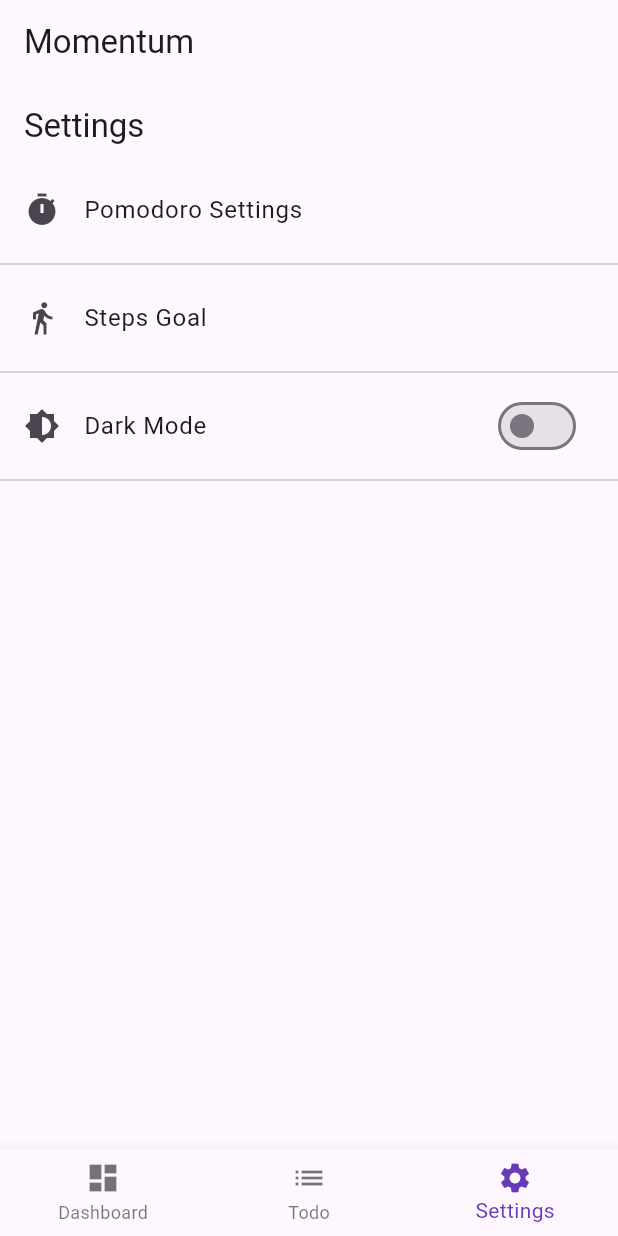
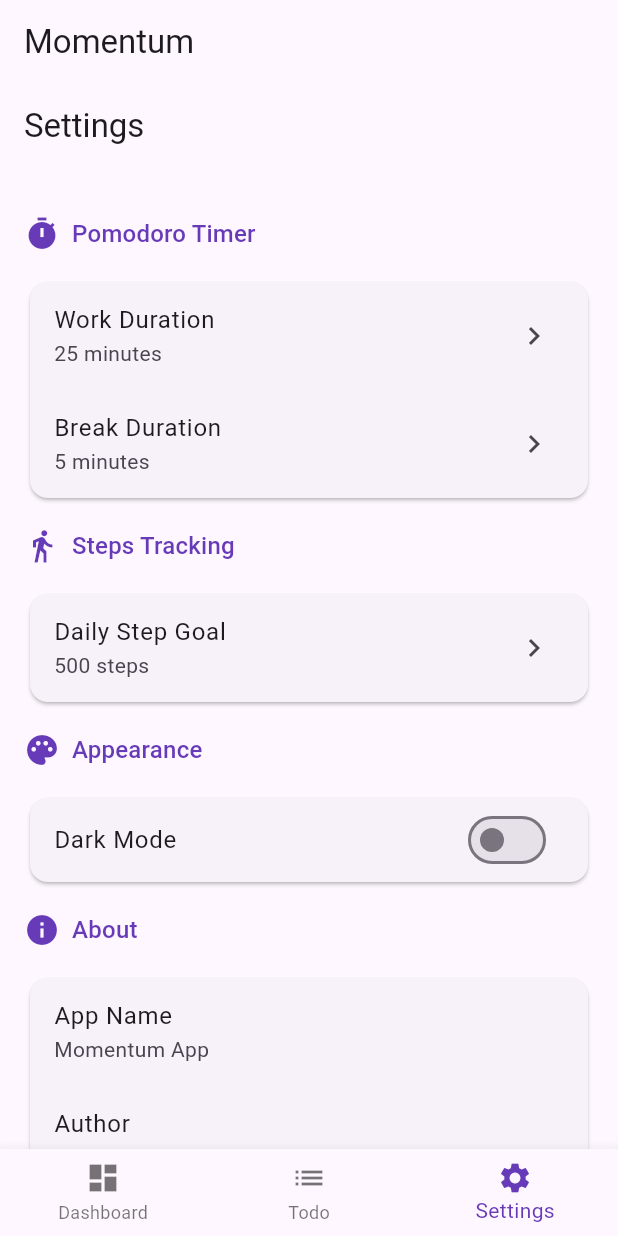
Before and after one commit to anenepeter/momentum, a Flutter app: the screen it shows after launch, item 3 of the bottom bar chosen, on a phone screen of 412 x 824 dp. Run offline on Flutter 3.47's test engine with Material 3 defaults, Android fonts, the phone set to English and light mode, and no system bars; our stand-ins replace flutter_riverpod, geolocator, pedometer, permission_handler, shared_preferences.

Commit message:
feat: Enhance SettingsView with structured sections for Pomodoro, Steps, Theme, and About; add dialogs for time and number input settings

```diff
--- a/lib/settings/settings_view.dart
+++ b/lib/settings/settings_view.dart
@@ -1,63 +1,265 @@
+// Author: Peter Anene
+
 import 'package:flutter/material.dart';
 import 'package:flutter_riverpod/flutter_riverpod.dart';
-import 'package:momentum/pomodoro/pomodoro_settings_dialog.dart'; // Import PomodoroSettingsDialog
-import 'package:momentum/steps/steps_goal_dialog.dart'; // Import StepsGoalDialog
-import 'package:momentum/theme/theme_notifier.dart'; // Import theme_notifier.dart
+import 'package:momentum/pomodoro/pomodoro_notifier.dart';
+import 'package:momentum/steps/steps_notifier.dart';
+import 'package:momentum/theme/theme_notifier.dart';
 
 class SettingsView extends ConsumerWidget {
-  const SettingsView({Key? key}) : super(key: key);
+  const SettingsView({super.key});
 
   @override
   Widget build(BuildContext context, WidgetRef ref) {
+    // Watch the providers to rebuild the widget when their state changes
+    final pomodoroState = ref.watch(pomodoroProvider);
+    final stepsState = ref.watch(stepsProvider);
+    final themeState = ref.watch(themeNotifierProvider);
+
+    // Get the notifiers to call methods that change state
+    final pomodoroNotifier = ref.read(pomodoroProvider.notifier);
+    final stepsNotifier = ref.read(stepsProvider.notifier);
+    final themeNotifier = ref.read(themeNotifierProvider.notifier);
+
     return Scaffold(
       appBar: AppBar(
         title: const Text('Settings'),
       ),
       body: ListView(
-        children: <Widget>[
-          // Pomodoro Settings
-          ListTile(
-            leading: const Icon(Icons.timer),
-            title: const Text('Pomodoro Settings'),
-            onTap: () {
-              showDialog(
-                context: context,
-                builder: (BuildContext context) {
-                  return const PomodoroSettingsDialog();
-                },
-              );
+        padding: const EdgeInsets.all(16.0),
+        children: [
+          // Pomodoro Settings Section
+          SettingsSection(
+            title: 'Pomodoro Timer',
+            icon: Icons.timer,
+            children: [
+              ListTile(
+                title: const Text('Work Duration'),
+                subtitle: Text('${pomodoroState.workTime} minutes'),
+                trailing: const Icon(Icons.chevron_right),
+                onTap: () => _showTimeSettingDialog(
+                  context,
+                  'Work Duration',
+                  pomodoroState.workTime,
+                  (value) => pomodoroNotifier.setSettings(value, pomodoroState.breakTime),
+                ),
+              ),
+              ListTile(
+                title: const Text('Break Duration'),
+                subtitle: Text('${pomodoroState.breakTime} minutes'),
+                trailing: const Icon(Icons.chevron_right),
+                onTap: () => _showTimeSettingDialog(
+                  context,
+                  'Break Duration',
+                  pomodoroState.breakTime,
+                  (value) => pomodoroNotifier.setSettings(pomodoroState.workTime, value),
+                ),
+              ),
+            ],
+          ),
+
+          // Steps Settings Section
+          SettingsSection(
+            title: 'Steps Tracking',
+            icon: Icons.directions_walk,
+            children: [
+              ListTile(
+                title: const Text('Daily Step Goal'),
+                subtitle: Text('${stepsState.goal} steps'),
+                trailing: const Icon(Icons.chevron_right),
+                onTap: () => _showNumberInputDialog(
+                  context,
+                  'Daily Step Goal',
+                  stepsState.goal,
+                  stepsNotifier.setGoal,
+                ),
+              ),
+            ],
+          ),
+
+          // Theme Settings Section
+          SettingsSection(
+            title: 'Appearance',
+            icon: Icons.palette,
+            children: [
+              ListTile(
+                title: const Text('Dark Mode'),
+                trailing: Switch(
+                  value: themeState == ThemeMode.dark,
+                  onChanged: (_) => themeNotifier.toggleTheme(),
+                ),
+              ),
+            ],
+          ),
+
+          // About Section
+          SettingsSection(
+            title: 'About',
+            icon: Icons.info,
+            children: [
+              const ListTile(
+                title: Text('App Name'),
+                subtitle: Text('Momentum App'), // Replace with actual app name if available
+              ),
+              const ListTile(
+                title: Text('Author'),
+                subtitle: Text('Peter Anene'),
+              ),
+              const ListTile(
+                title: Text('Version'),
+                subtitle: Text('1.0.0'), // Replace with actual version if available
+              ),
+            ],
+          ),
+        ],
+      ),
+    );
+  }
+
+  Future<void> _showTimeSettingDialog(
+    BuildContext context,
+    String title,
+    int currentValue,
+    Function(int) onSave,
+  ) async {
+    final controller = TextEditingController(text: currentValue.toString());
+    final formKey = GlobalKey<FormState>();
+
+    return showDialog(
+      context: context,
+      builder: (context) => AlertDialog(
+        title: Text(title),
+        content: Form(
+          key: formKey,
+          child: TextFormField(
+            controller: controller,
+            keyboardType: TextInputType.number,
+            decoration: const InputDecoration(
+              labelText: 'Minutes',
+              border: OutlineInputBorder(),
+            ),
+            validator: (value) {
+              if (value == null || value.isEmpty) {
+                return 'Please enter a value';
+              }
+              final number = int.tryParse(value);
+              if (number == null || number <= 0) {
+                return 'Please enter a valid positive number';
+              }
+              return null;
             },
           ),
-          const Divider(),
-          // Steps Goal Settings
-           ListTile(
-            leading: const Icon(Icons.directions_walk),
-            title: const Text('Steps Goal'),
-            onTap: () {
-               showDialog(
-                context: context,
-                builder: (BuildContext context) {
-                  return const StepsGoalDialog(); // Assuming you will create this dialog
-                },
-              );
+        ),
+        actions: [
+          TextButton(
+            onPressed: () => Navigator.pop(context),
+            child: const Text('Cancel'),
+          ),
+          ElevatedButton(
+            onPressed: () {
+              if (formKey.currentState!.validate()) {
+                onSave(int.parse(controller.text));
+                Navigator.pop(context);
+              }
+            },
+            child: const Text('Save'),
+          ),
+        ],
+      ),
+    );
+  }
+
+  Future<void> _showNumberInputDialog(
+    BuildContext context,
+    String title,
+    int currentValue,
+    Function(int) onSave,
+  ) async {
+    final controller = TextEditingController(text: currentValue.toString());
+    final formKey = GlobalKey<FormState>();
+
+    return showDialog(
+      context: context,
+      builder: (context) => AlertDialog(
+        title: Text(title),
+        content: Form(
+          key: formKey,
+          child: TextFormField(
+            controller: controller,
+            keyboardType: TextInputType.number,
+            decoration: const InputDecoration(
+              border: OutlineInputBorder(),
+            ),
+            validator: (value) {
+              if (value == null || value.isEmpty) {
+                return 'Please enter a value';
+              }
+              final number = int.tryParse(value);
+              if (number == null || number <= 0) {
+                return 'Please enter a valid positive number';
+              }
+              return null;
             },
           ),
-          const Divider(),
-          // Theme Settings
-          ListTile(
-            leading: const Icon(Icons.brightness_6), // Or Icons.dark_mode
-            title: const Text('Dark Mode'),
-            trailing: Switch(
-              value: ref.watch(themeNotifierProvider) == ThemeMode.dark,
-              onChanged: (bool value) {
-                ref.read(themeNotifierProvider.notifier).toggleTheme();
-              },
-            ),
+        ),
+        actions: [
+          TextButton(
+            onPressed: () => Navigator.pop(context),
+            child: const Text('Cancel'),
           ),
-          const Divider(),
-          // Add more settings items here
+          ElevatedButton(
+            onPressed: () {
+              if (formKey.currentState!.validate()) {
+                onSave(int.parse(controller.text));
+                Navigator.pop(context);
+              }
+            },
+            child: const Text('Save'),
+          ),
         ],
       ),
     );
   }
 }
+
+class SettingsSection extends StatelessWidget {
+  final String title;
+  final IconData icon;
+  final List<Widget> children;
+
+  const SettingsSection({
+    super.key,
+    required this.title,
+    required this.icon,
+    required this.children,
+  });
+
+  @override
+  Widget build(BuildContext context) {
+    return Column(
+      crossAxisAlignment: CrossAxisAlignment.start,
+      children: [
+        Padding(
+          padding: const EdgeInsets.symmetric(vertical: 16.0),
+          child: Row(
+            children: [
+              Icon(icon, color: Colors.deepPurple),
+              const SizedBox(width: 8),
+              Text(
+                title,
+                style: Theme.of(context).textTheme.titleMedium?.copyWith(
+                      color: Colors.deepPurple,
+                    ),
+              ),
+            ],
+          ),
+        ),
+        Card(
+          child: Column(
+            children: children,
+          ),
+        ),
+      ],
+    );
+  }
+}
```
